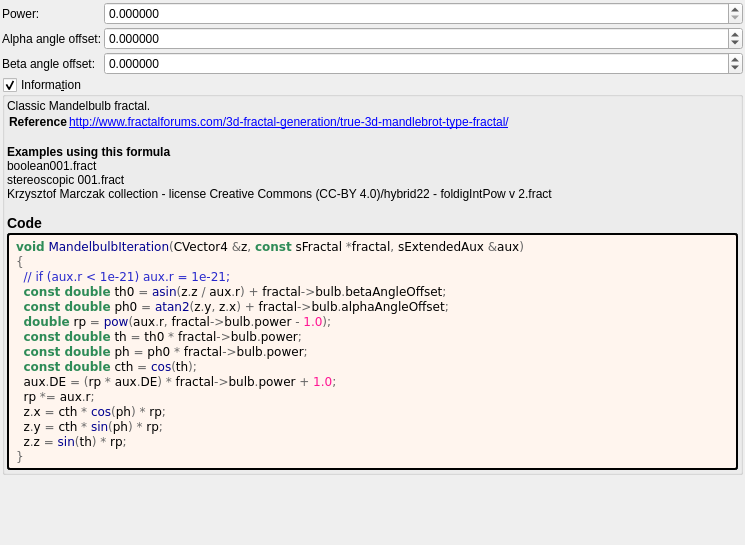
Old version of the form mandelbulber2/formula/ui/mandelbulb.ui in the repository buddhi1980/mandelbulber2.
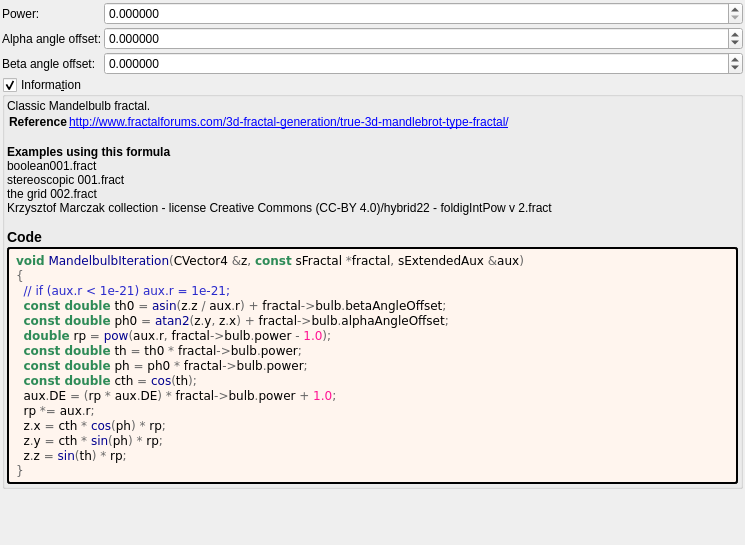
New version of the form. Custom widgets are drawn as their Qt base class.

What changed in the file:
```diff
--- a/mandelbulber2/formula/ui/mandelbulb.ui
+++ b/mandelbulber2/formula/ui/mandelbulb.ui
@@ -175,7 +175,7 @@
 &lt;tr&gt;&lt;th&gt;Reference&lt;/th&gt;&lt;td&gt;&lt;a href=&quot;http://www.fractalforums.com/3d-fractal-generation/true-3d-mandlebrot-type-fractal/&quot;&gt;http://www.fractalforums.com/3d-fractal-generation/true-3d-mandlebrot-type-fractal/&lt;br&gt;
 &lt;/td&gt;&lt;/tr&gt;
 &lt;/table&gt;
-&lt;br&gt;&lt;b&gt;Examples using this formula&lt;/b&gt;&lt;br&gt;boolean001.fract&lt;br&gt;stereoscopic 001.fract&lt;br&gt;Krzysztof Marczak collection - license Creative Commons (CC-BY 4.0)/hybrid22 - foldigIntPow v 2.fract&lt;h3&gt;Code&lt;/h3&gt;</string>
+&lt;br&gt;&lt;b&gt;Examples using this formula&lt;/b&gt;&lt;br&gt;boolean001.fract&lt;br&gt;stereoscopic 001.fract&lt;br&gt;the grid 002.fract&lt;br&gt;Krzysztof Marczak collection - license Creative Commons (CC-BY 4.0)/hybrid22 - foldigIntPow v 2.fract&lt;h3&gt;Code&lt;/h3&gt;</string>
         </property>
         <property name="wordWrap">
          <bool>true</bool>
```
